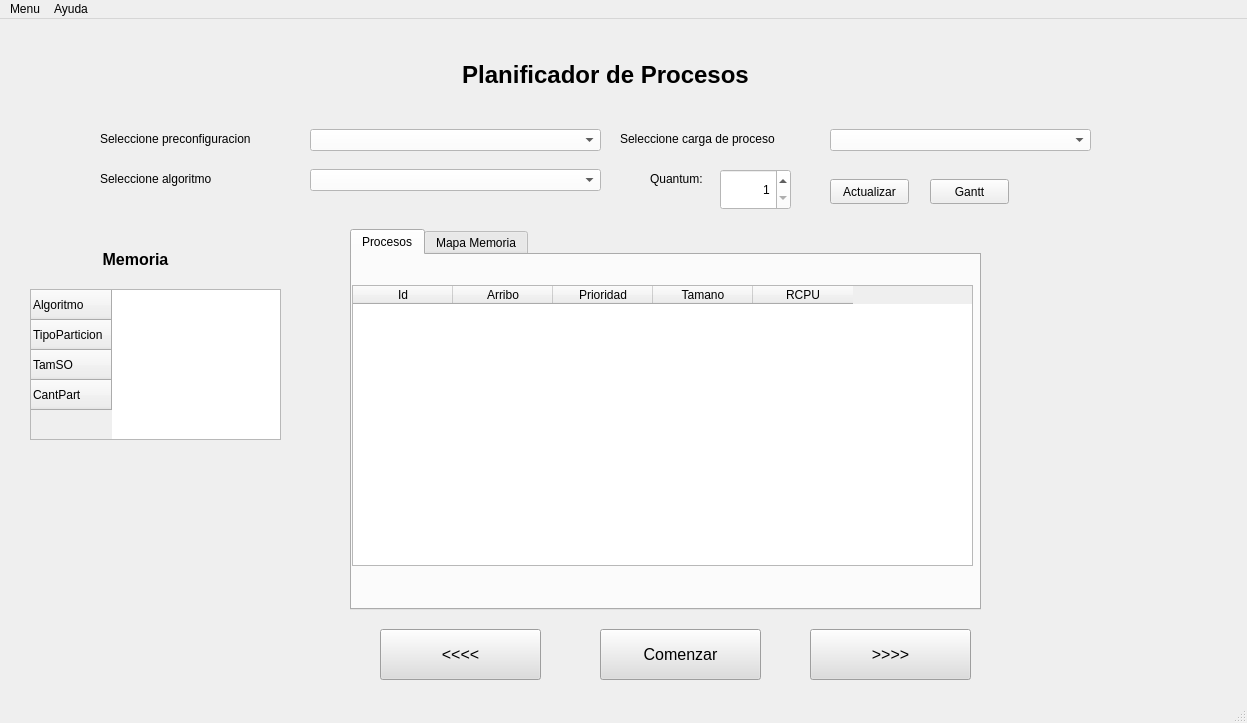
Before: the Qt Designer form apps/ui/principal.ui in AlejandroFNadal/SistOp2019, drawn with Qt 5.
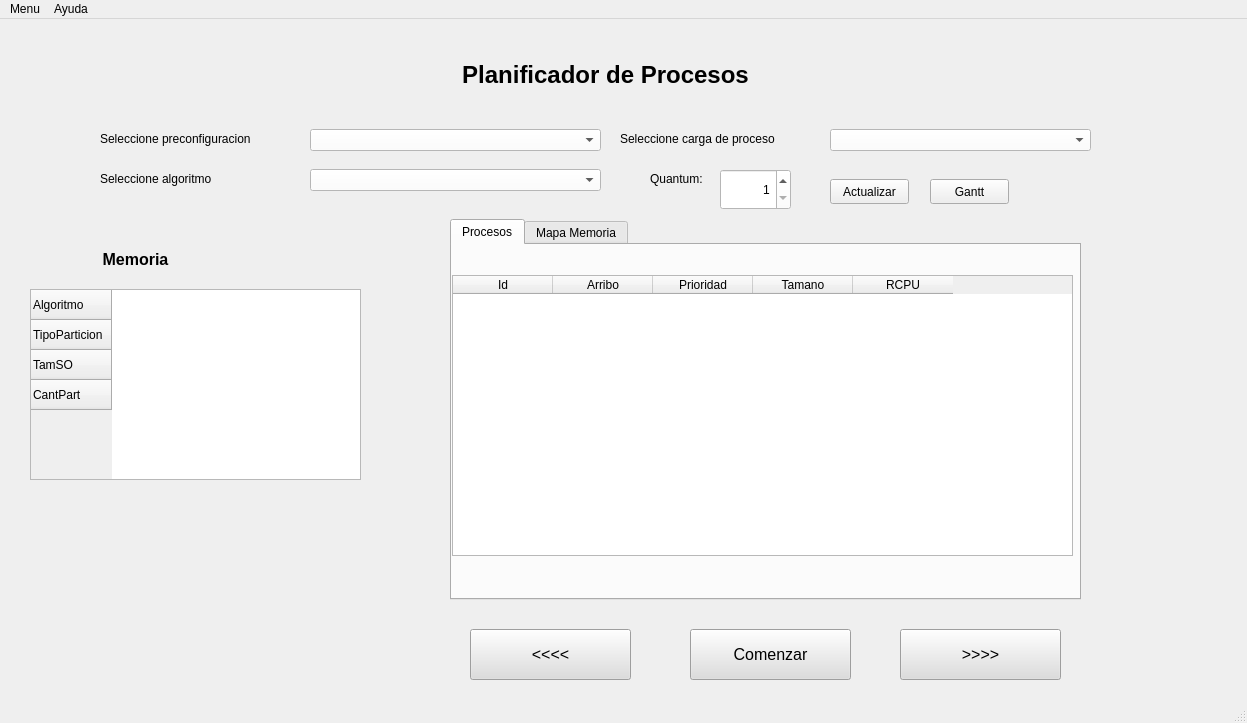
After: the same form once the commit is applied.

Commit message: cambios de ultima

```diff
--- a/apps/ui/principal.ui
+++ b/apps/ui/principal.ui
@@ -43,8 +43,8 @@
    <widget class="QTabWidget" name="tabWidget">
     <property name="geometry">
      <rect>
-      <x>350</x>
-      <y>210</y>
+      <x>450</x>
+      <y>200</y>
       <width>631</width>
       <height>381</height>
      </rect>
@@ -155,8 +155,8 @@
      <rect>
       <x>30</x>
       <y>270</y>
-      <width>251</width>
-      <height>151</height>
+      <width>331</width>
+      <height>191</height>
      </rect>
     </property>
     <property name="columnCount">
@@ -186,7 +186,7 @@
    <widget class="QPushButton" name="btn_comenzar">
     <property name="geometry">
      <rect>
-      <x>600</x>
+      <x>690</x>
       <y>610</y>
       <width>161</width>
       <height>51</height>
@@ -293,7 +293,7 @@
    <widget class="QPushButton" name="btn_retroceder">
     <property name="geometry">
      <rect>
-      <x>380</x>
+      <x>470</x>
       <y>610</y>
       <width>161</width>
       <height>51</height>
@@ -316,7 +316,7 @@
    <widget class="QPushButton" name="btn_avanzar">
     <property name="geometry">
      <rect>
-      <x>810</x>
+      <x>900</x>
       <y>610</y>
       <width>161</width>
       <height>51</height>
```
The commit also changes 2 other files.
